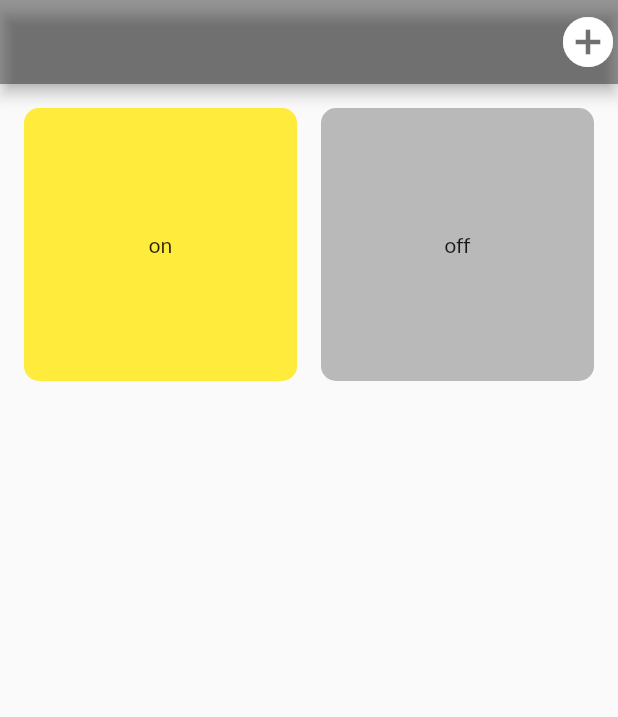
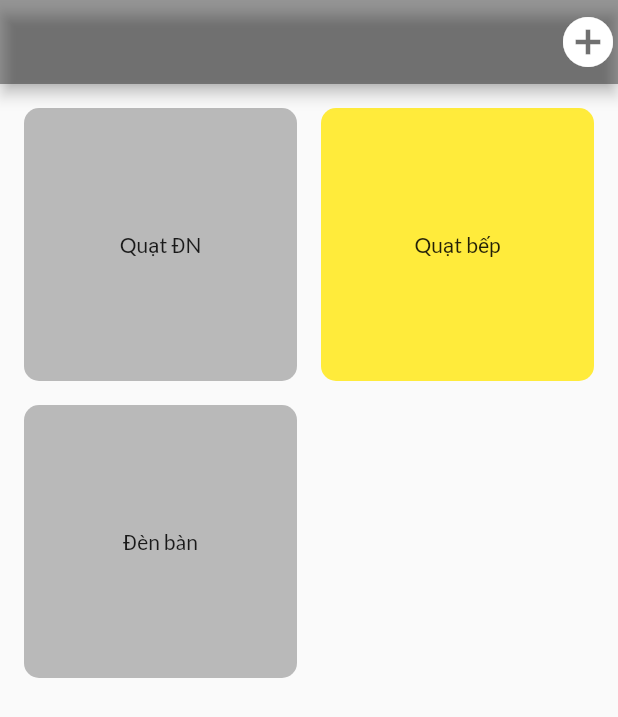
Before and after one commit to nawnguyen/remote-switcher, a Flutter app: the SwitchPage screen opened by its route, on a phone screen of 412 x 824 dp. Shown: the top 717 px of the screen. Run offline on Flutter 3.47's test engine with Material 2 defaults, Android fonts, the light colour scheme and no system bars; our stand-ins replace dartz, dio, freezed_annotation, go_router, google_fonts, hive_flutter and 2 more; accounts and stored records are empty.

Commit message:
feat: list switch

```diff
--- a/lib/features/switch/application/toggle_notifier.dart
+++ b/lib/features/switch/application/toggle_notifier.dart
@@ -7,7 +7,7 @@ class ToggleNotifier extends StateNotifier<ToggleSwitchModel> {
   final SwitchRepository _switchRepository;
 
   ToggleNotifier(this._switchRepository)
-      : super(const ToggleSwitchModel(state: false, deviceId: 'non-id'));
+      : super(const ToggleSwitchModel(switchId: 0, state: false, deviceId: 'non-id'));
 
   Future<void> toggle(ToggleSwitchModel model) async {
     final response = await _switchRepository.toggle(model);
--- /dev/null
+++ b/lib/features/switch/domain/models/add_switch_request.dart
@@ -0,0 +1,6 @@
+class AddSwitchRequestModel {
+  final String name;
+  final String deviceId;
+
+  AddSwitchRequestModel({required this.name, required this.deviceId});
+}
--- a/lib/features/switch/domain/toggle_switch_model.dart
+++ b/lib/features/switch/domain/toggle_switch_model.dart
@@ -7,6 +7,7 @@ part 'toggle_switch_model.g.dart';
 @freezed
 class ToggleSwitchModel with _$ToggleSwitchModel {
   const factory ToggleSwitchModel({
+    required int switchId,
     required bool state,
     required String deviceId,
   }) = _ToggleSwitchModel;
--- a/lib/features/switch/infrastructure/repositories/switch_repository.dart
+++ b/lib/features/switch/infrastructure/repositories/switch_repository.dart
@@ -2,6 +2,8 @@ import 'package:dartz/dartz.dart';
 import 'package:light_switch_app/features/core/domain/request_failure.dart';
 import 'package:light_switch_app/features/core/infrastructure/exceptions.dart';
 
+import '../../domain/entities/switch_entity.dart';
+import '../../domain/models/add_switch_request.dart';
 import '../../domain/toggle_switch_model.dart';
 import '../providers/remote_service_provider.dart';
 
@@ -25,4 +27,16 @@ class SwitchRepository {
       return left(const RequestFailure.server());
     }
   }
+
+  Future<Either<RequestFailure, List<SwitchEntity>>> list() async {
+    return right(<SwitchEntity>[
+      const SwitchEntity(id: 1, name: 'Quạt ĐN', deviceId: 'batveve', state: false),
+      const SwitchEntity(id: 2, name: 'Quạt bếp', deviceId: ' aservds', state: true),
+      const SwitchEntity(id: 3, name: 'Đèn bàn', deviceId: 'amsyndtbf', state: false),
+    ]);
+  }
+
+  Future<Either<RequestFailure, SwitchEntity>> add(AddSwitchRequestModel model) async {
+    return right(SwitchEntity(id: 0, name: model.name, deviceId: model.deviceId, state: false));
+  }
 }
--- a/lib/features/switch/presentation/light_switch.dart
+++ b/lib/features/switch/presentation/light_switch.dart
@@ -1,28 +1,16 @@
 import 'package:flutter/material.dart';
-import 'package:go_router/go_router.dart';
 import 'package:hooks_riverpod/hooks_riverpod.dart';
-import 'package:light_switch_app/features/core/application/routes/route_names.dart';
+import 'package:light_switch_app/features/switch/domain/models/add_switch_request.dart';
 
+import '../domain/toggle_switch_model.dart';
 import '../shared/providers.dart';
-
-class SwitchModel {
-  final String name;
-  bool state;
-
-  SwitchModel({required this.name, required this.state});
-}
 
 class SwitchPage extends HookConsumerWidget {
   const SwitchPage({Key? key}) : super(key: key);
 
   @override
   Widget build(BuildContext context, WidgetRef ref) {
-    final model = ref.watch(toggleNotifierProvider);
-
-    List<SwitchModel> switches = [
-      SwitchModel(name: 'on', state: true),
-      SwitchModel(name: 'off', state: false),
-    ];
+    final switches = ref.watch(switchesNotifier);
 
     return Scaffold(
       appBar: AppBar(
@@ -31,9 +19,9 @@ class SwitchPage extends HookConsumerWidget {
           IconButton(
             icon: const Icon(Icons.add_circle, size: 40),
             onPressed: () {
-              _showBottomSheet(context);
+              _showBottomSheet(context, ref);
             },
-          )
+          ),
         ],
       ),
       body: Padding(
@@ -46,14 +34,15 @@ class SwitchPage extends HookConsumerWidget {
           ),
           itemCount: switches.length,
           itemBuilder: (BuildContext context, int index) {
+            final switchItem = switches[index];
+
             return GestureDetector(
               onLongPress: () {
                 _showDeleteBottomSheet(context, index);
               },
               onTap: () {
-                setState(() {
-                  switches[index].state = !switches[index].state;
-                });
+                final model = ToggleSwitchModel(switchId: switchItem.id, state: !switchItem.state, deviceId: switchItem.deviceId);
+                ref.read(switchesNotifier.notifier).toggle(model);
               },
               child: Container(
                 padding: const EdgeInsets.all(8),
@@ -71,49 +60,10 @@ class SwitchPage extends HookConsumerWidget {
           },
         ),
       ),
-    ) ?? Scaffold(
-      body: Center(
-        child: Column(
-          mainAxisAlignment: MainAxisAlignment.center,
-          children: [
-            ClipOval(
-              child: Material(
-                color: model.state ? Colors.yellow : Colors.grey, // Light on/off color
-                child: InkWell(
-                  onTap: () {
-                    ref.read(toggleNotifierProvider.notifier).toggle(model.copyWith(state: !model.state));
-                  },
-                  child: const SizedBox(
-                    width: 100.0, // Adjust the width and height as needed
-                    height: 100.0,
-                    child: Icon(
-                      Icons.lightbulb_sharp,
-                      size: 60.0, // Adjust the icon size as needed
-                      color: Colors.black, // Icon color
-                    ),
-                  ),
-                ),
-              ),
-            ),
-            const SizedBox(height: 16.0),
-            Text(
-              model.state ? 'Light is ON' : 'Light is OFF',
-              style: const TextStyle(fontSize: 18.0),
-            ),
-          ],
-        ),
-      ),
-      floatingActionButton: FloatingActionButton(
-        onPressed: () {
-          context.goNamed(RouteNames.timerSettingsNameRoute);
-        },
-        child: const Icon(Icons.timer),
-      ),
     );
   }
 
-
-  void _showBottomSheet(BuildContext context) {
+  void _showBottomSheet(BuildContext context, WidgetRef ref) {
     showModalBottomSheet(
       context: context,
       backgroundColor: Colors.transparent,
@@ -133,19 +83,17 @@ class SwitchPage extends HookConsumerWidget {
                 title: TextField(
                   decoration: const InputDecoration(labelText: 'Enter Name'),
                   onSubmitted: (value) {
-                    setState(() {
-                      final switchModel = SwitchModel(name: value, state: false);
-                      switches.add(switchModel);
-                    });
+                    ref.read(switchesNotifier.notifier).add(AddSwitchRequestModel(name: value, deviceId: ''));
                     Navigator.pop(context);
                   },
                 ),
               ),
               ElevatedButton(
                 onPressed: () {
-                  if (switches.isEmpty) {
-                    switches.add("New Name" as SwitchModel);
-                  }
+                  // if (switches.isEmpty) {
+                  //   switches.add("New Name" as SwitchModel);
+                  // }
+
                   Navigator.pop(context);
                 },
                 child: const Text('Save'),
@@ -176,9 +124,9 @@ class SwitchPage extends HookConsumerWidget {
               ListTile(
                 title: const Text('Delete'),
                 onTap: () {
-                  setState(() {
-                    switches.removeAt(index);
-                  });
+                  // setState(() {
+                  //   switches.removeAt(index);
+                  // });
                   Navigator.pop(context);
                 },
               ),
--- a/lib/features/switch/shared/providers.dart
+++ b/lib/features/switch/shared/providers.dart
@@ -6,6 +6,7 @@ import 'package:light_switch_app/features/switch/domain/entities/switch_entity.d
 import 'package:light_switch_app/features/switch/domain/toggle_switch_model.dart';
 import 'package:light_switch_app/features/switch/infrastructure/providers/remote_service_provider_impl.dart';
 
+import '../application/switches_notifier.dart';
 import '../application/toggle_notifier.dart';
 import '../infrastructure/providers/remote_service_provider.dart';
 import '../infrastructure/providers/switch_local_storage_provider.dart';
@@ -28,3 +29,7 @@ final switchesBoxProvider = Provider<Box<SwitchEntity>>(
 final switchLocalStorageProvider = Provider<SwitchLocalStorageProvider>(
   (ref) => SwitchLocalStorageProviderImpl(ref.watch(switchesBoxProvider)),
 );
+
+final switchesNotifier = StateNotifierProvider<SwitchesNotifier, List<SwitchEntity>>(
+  (ref) => SwitchesNotifier(ref.watch(switchRepository)),
+);
```
Also changed, not shown: lib/features/switch/application/switches_notifier.dart (added, +34 -0 lines), lib/features/switch/domain/entities/switch_entity.dart (+14 -6 lines), lib/provider/theme_settings.dart (deleted, +0 -32 lines), lib/features/switch/domain/entities/switch_entity.freezed.dart (added), lib/features/switch/domain/entities/switch_entity.g.dart (added), lib/features/switch/domain/toggle_switch_model.freezed.dart, lib/features/switch/domain/toggle_switch_model.g.dart.
